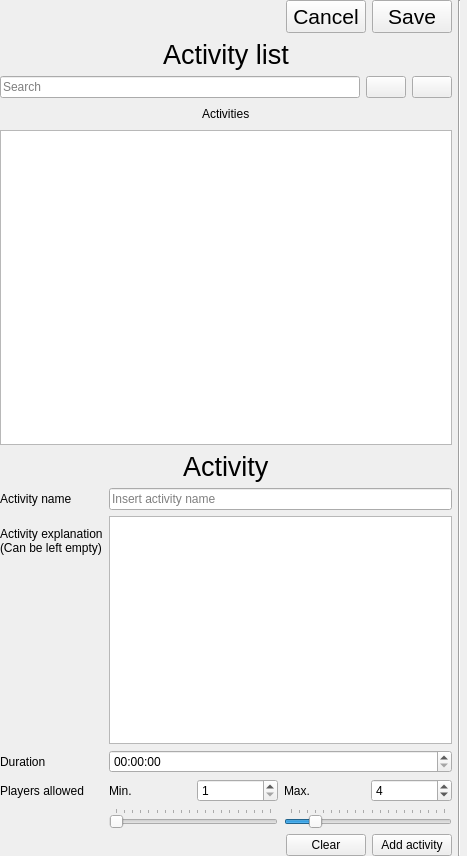
Above: mngactivity.ui from glennnys/Decided before the change. Below: the same form after it.
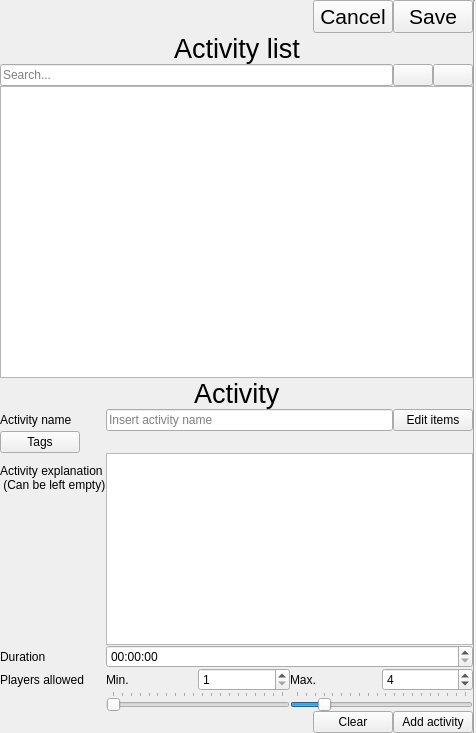
That is the form after the change. Icons and pictures are not drawn.

```diff
--- a/mngactivity.ui
+++ b/mngactivity.ui
@@ -6,16 +6,16 @@
    <rect>
     <x>0</x>
     <y>0</y>
-    <width>467</width>
-    <height>856</height>
+    <width>476</width>
+    <height>733</height>
    </rect>
   </property>
   <property name="windowTitle">
    <string>Form</string>
   </property>
-  <layout class="QHBoxLayout" name="horizontalLayout">
+  <layout class="QHBoxLayout" name="horizontalLayout_2">
    <property name="spacing">
-    <number>6</number>
+    <number>0</number>
    </property>
    <property name="leftMargin">
     <number>0</number>
@@ -30,7 +30,23 @@
     <number>0</number>
    </property>
    <item>
+    <widget class="QWidget" name="activity_widget" native="true">
     <layout class="QVBoxLayout" name="verticalLayout">
+      <property name="spacing">
+       <number>0</number>
+      </property>
+      <property name="leftMargin">
+       <number>0</number>
+      </property>
+      <property name="topMargin">
+       <number>0</number>
+      </property>
+      <property name="rightMargin">
+       <number>0</number>
+      </property>
+      <property name="bottomMargin">
+       <number>0</number>
+      </property>
      <item>
       <layout class="QHBoxLayout" name="horizontalLayout_10">
        <item>
@@ -73,8 +89,6 @@
       </layout>
      </item>
      <item>
-      <layout class="QVBoxLayout" name="verticalLayout_17">
-       <item>
         <layout class="QHBoxLayout" name="horizontalLayout_20">
          <item>
           <spacer name="horizontalSpacer_16">
@@ -124,7 +138,7 @@
             <string>Search activity list</string>
            </property>
            <property name="placeholderText">
-            <string>Search</string>
+           <string>Search...</string>
            </property>
           </widget>
          </item>
@@ -157,53 +171,8 @@
         </layout>
        </item>
        <item>
-        <layout class="QVBoxLayout" name="verticalLayout_23">
-         <item>
-          <layout class="QHBoxLayout" name="horizontalLayout_18">
-           <item>
-            <spacer name="horizontalSpacer_9">
-             <property name="orientation">
-              <enum>Qt::Orientation::Horizontal</enum>
-             </property>
-             <property name="sizeHint" stdset="0">
-              <size>
-               <width>40</width>
-               <height>20</height>
-              </size>
-             </property>
-            </spacer>
-           </item>
-           <item>
-            <widget class="QLabel" name="label_13">
-             <property name="text">
-              <string>Activities</string>
-             </property>
-            </widget>
-           </item>
-           <item>
-            <spacer name="horizontalSpacer_10">
-             <property name="orientation">
-              <enum>Qt::Orientation::Horizontal</enum>
-             </property>
-             <property name="sizeHint" stdset="0">
-              <size>
-               <width>40</width>
-               <height>20</height>
-              </size>
-             </property>
-            </spacer>
-           </item>
-          </layout>
-         </item>
-         <item>
           <widget class="QListWidget" name="act_list"/>
          </item>
-        </layout>
-       </item>
-      </layout>
-     </item>
-     <item>
-      <layout class="QVBoxLayout" name="verticalLayout_2">
        <item>
         <layout class="QHBoxLayout" name="horizontalLayout_16">
          <item>
@@ -256,7 +225,15 @@
           </widget>
          </item>
          <item row="0" column="1">
+         <layout class="QHBoxLayout" name="horizontalLayout">
+          <item>
           <widget class="QLineEdit" name="act_name_entry">
+            <property name="minimumSize">
+             <size>
+              <width>128</width>
+              <height>0</height>
+             </size>
+            </property>
            <property name="inputMask">
             <string/>
            </property>
@@ -268,15 +245,49 @@
            </property>
           </widget>
          </item>
+          <item>
+           <widget class="QPushButton" name="edit_item_btn">
+            <property name="toolTip">
+             <string>Opens item manager panel</string>
+            </property>
+            <property name="text">
+             <string>Edit items</string>
+            </property>
+           </widget>
+          </item>
+         </layout>
+        </item>
          <item row="1" column="0">
+         <widget class="QPushButton" name="edit_tags_btn">
+          <property name="toolTip">
+           <string>Opens tag manager panel</string>
+          </property>
+          <property name="text">
+           <string>Tags</string>
+          </property>
+         </widget>
+        </item>
+        <item row="2" column="0">
           <widget class="QLabel" name="label_2">
+          <property name="sizePolicy">
+           <sizepolicy hsizetype="MinimumExpanding" vsizetype="Preferred">
+            <horstretch>0</horstretch>
+            <verstretch>0</verstretch>
+           </sizepolicy>
+          </property>
+          <property name="layoutDirection">
+           <enum>Qt::LayoutDirection::LeftToRight</enum>
+          </property>
            <property name="text">
             <string>Activity explanation
-(Can be left empty)</string>
+ (Can be left empty)</string>
+          </property>
+          <property name="wordWrap">
+           <bool>true</bool>
            </property>
           </widget>
          </item>
-         <item row="1" column="1">
+        <item row="2" column="1">
           <widget class="QTextEdit" name="act_desc_entry">
            <property name="maximumSize">
             <size>
@@ -292,28 +303,28 @@
            </property>
           </widget>
          </item>
-         <item row="2" column="0">
+        <item row="3" column="0">
           <widget class="QLabel" name="label_5">
            <property name="text">
             <string>Duration</string>
            </property>
           </widget>
          </item>
-         <item row="2" column="1">
+        <item row="3" column="1">
           <widget class="QTimeEdit" name="act_dur_entry">
            <property name="toolTip">
             <string>Set the average/typical duration for the activity</string>
            </property>
           </widget>
          </item>
-         <item row="3" column="0">
+        <item row="4" column="0">
           <widget class="QLabel" name="label_6">
            <property name="text">
             <string>Players allowed</string>
            </property>
           </widget>
          </item>
-         <item row="3" column="1">
+        <item row="4" column="1">
           <layout class="QHBoxLayout" name="horizontalLayout_8">
            <item>
             <layout class="QVBoxLayout" name="verticalLayout_6">
@@ -420,6 +431,9 @@
            </item>
           </layout>
          </item>
+        <item row="1" column="1">
+         <widget class="QWidget" name="tag_holder" native="true"/>
+        </item>
         </layout>
        </item>
        <item>
@@ -457,8 +471,7 @@
         </layout>
        </item>
       </layout>
-     </item>
-    </layout>
+    </widget>
    </item>
    <item>
     <widget class="Line" name="line_4">
@@ -468,24 +481,13 @@
     </widget>
    </item>
    <item>
-    <widget class="QWidget" name="placeholder" native="true">
-     <layout class="QHBoxLayout" name="horizontalLayout_2">
-      <property name="spacing">
-       <number>0</number>
-      </property>
-      <property name="leftMargin">
-       <number>0</number>
-      </property>
-      <property name="topMargin">
-       <number>0</number>
-      </property>
-      <property name="rightMargin">
-       <number>0</number>
-      </property>
-      <property name="bottomMargin">
-       <number>0</number>
-      </property>
-     </layout>
+    <widget class="QStackedWidget" name="placeholder">
+     <property name="maximumSize">
+      <size>
+       <width>0</width>
+       <height>16777215</height>
+      </size>
+     </property>
     </widget>
    </item>
   </layout>
```
Lines whose indentation alone changed are shown as unchanged.
